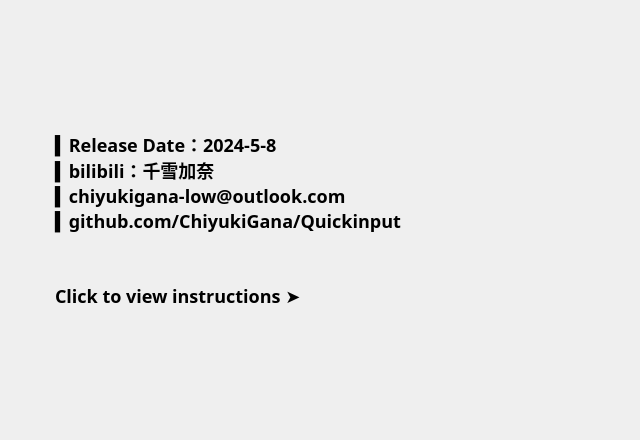
Old version of the form .ui/AboutUi.ui in the repository ChiyukiGana/Quickinput.
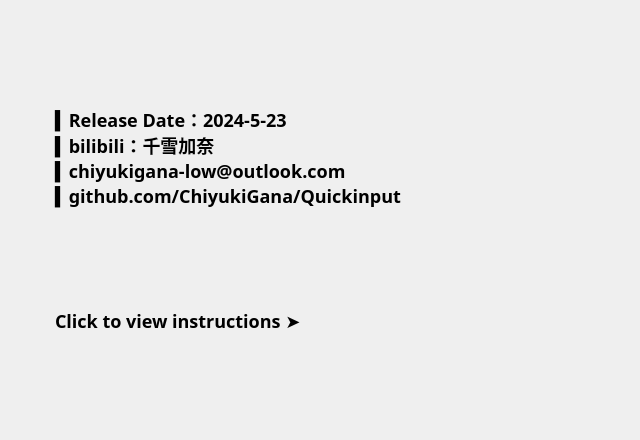
New version of the form. Icons and pictures are not drawn.

Diff of the .ui file:
```diff
--- a/.ui/AboutUi.ui
+++ b/.ui/AboutUi.ui
@@ -70,12 +70,14 @@
       <string notr="true">QLabel{color:black;border-image:url(:/about.png);padding-left:50px;font-size:18px}QLabel:hover{color:#00F;}</string>
      </property>
      <property name="text">
-      <string>▍Release Date：2024-5-8
+      <string>▍Release Date：2024-5-23
 ▍bilibili：千雪加奈
 ▍chiyukigana-low@outlook.com
 ▍github.com/ChiyukiGana/Quickinput
 
 
+
+
 Click to view instructions ➤</string>
      </property>
      <property name="textFormat">
```
